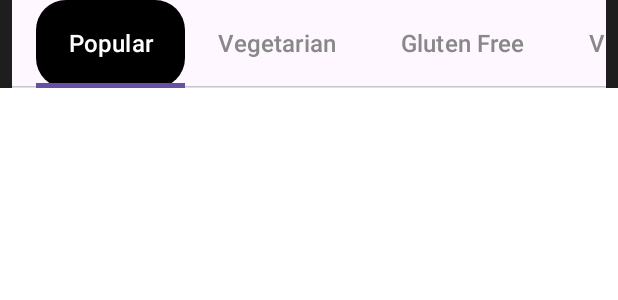
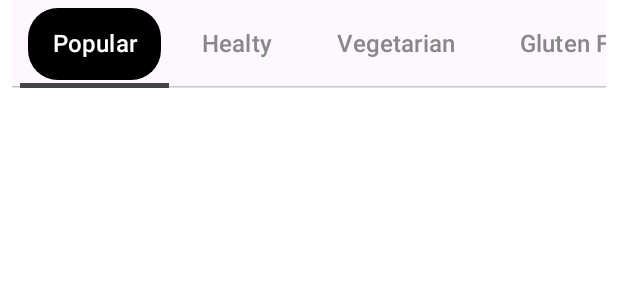
Before and after one commit to sumeyrapolat/FoodRecipeApplication, an Android app built with Jetpack Compose: the @Preview function CategoryTabsPreview, on a phone screen of 412 x 824 dp. Shown: the top 300 px of the screen. Run offline under Robolectric (Android 15) with nearby library versions, the phone set to English and light mode, and no system bars; network calls fail.

Commit message:
ScrollableTabRow padding values are changed

```diff
--- a/app/src/main/java/com/example/foodrecipeapplicaiton/MainActivity.kt
+++ b/app/src/main/java/com/example/foodrecipeapplicaiton/MainActivity.kt
@@ -13,6 +13,7 @@ import androidx.compose.material.icons.filled.Favorite
 import androidx.compose.material.icons.filled.Home
 import androidx.compose.material.icons.filled.Notifications
 import androidx.compose.material.icons.filled.Person
+import androidx.compose.material.icons.filled.QuestionAnswer
 import androidx.compose.material3.*
 import androidx.compose.runtime.*
 import androidx.compose.ui.Alignment
@@ -144,6 +145,7 @@ fun BottomBar(navController: NavController) {
     Box(
         modifier = Modifier
             .fillMaxWidth()
+            .padding(3.dp)
             .background(
                 color = Color.Black,
                 shape = RoundedCornerShape(32.dp)
@@ -156,7 +158,7 @@ fun BottomBar(navController: NavController) {
             val items = listOf(
                 BottomNavItem("home", Icons.Filled.Home, "Home", Routes.MAIN),
                 BottomNavItem("favorites", Icons.Filled.Favorite, "Favorites", Routes.MAIN), // Değiştirilecek route
-                BottomNavItem("notifications", Icons.Filled.Notifications, "Notifications", Routes.MAIN), // Değiştirilecek route
+                BottomNavItem("chat", Icons.Filled.QuestionAnswer, "AI Chat", Routes.MAIN), // Değiştirilecek route
                 BottomNavItem("profile", Icons.Filled.Person, "Profile", Routes.MAIN) // Değiştirilecek route
             )
             items.forEach { item ->
--- a/app/src/main/java/com/example/foodrecipeapplicaiton/view/components/CategoryTabs.kt
+++ b/app/src/main/java/com/example/foodrecipeapplicaiton/view/components/CategoryTabs.kt
@@ -5,6 +5,8 @@ import androidx.compose.foundation.layout.padding
 import androidx.compose.foundation.shape.RoundedCornerShape
 import androidx.compose.material3.ScrollableTabRow
 import androidx.compose.material3.Tab
+import androidx.compose.material3.TabRowDefaults
+import androidx.compose.material3.TabRowDefaults.tabIndicatorOffset
 import androidx.compose.material3.Text
 import androidx.compose.runtime.Composable
 import androidx.compose.runtime.getValue
@@ -23,16 +25,22 @@ import androidx.compose.ui.text.style.TextOverflow
 
 @Composable
 fun CategoryTabs() {
-    val categories = listOf("Popular", "Vegetarian", "Gluten Free", "Vegan", "Dairy Free")
+    val categories = listOf("Popular", "Healty" ,"Vegetarian", "Gluten Free", "Vegan", "Dairy Free")
     var selectedCategory by remember { mutableStateOf(0) }
 
     ScrollableTabRow(
         modifier = Modifier
-            .background(Color(0xFF1E1E1E))
-            .padding(horizontal = 8.dp),
+            .padding(horizontal = 8.dp)
+            .background(Color(0xFF1E1E1E)),
         selectedTabIndex = selectedCategory,
         contentColor = Color.White,
-        edgePadding = 16.dp
+        edgePadding = 5.dp,
+        indicator = { tabPositions ->
+            TabRowDefaults.Indicator(
+                Modifier.tabIndicatorOffset(tabPositions[selectedCategory]),
+                color = Color.DarkGray // Change the color here
+            )
+        }
     ) {
         categories.forEachIndexed { index, category ->
             Tab(
@@ -50,9 +58,10 @@ fun CategoryTabs() {
                 selected = selectedCategory == index,
                 onClick = { selectedCategory = index },
                 modifier = Modifier
+                    .padding(vertical = 5.dp, horizontal = 5.dp)
                     .clip(RoundedCornerShape(20.dp))
                     .background(if (selectedCategory == index) Color.Black else Color.Transparent)
-                    .padding(vertical = 5.dp, horizontal = 5.dp)
+
             )
         }
     }
```
